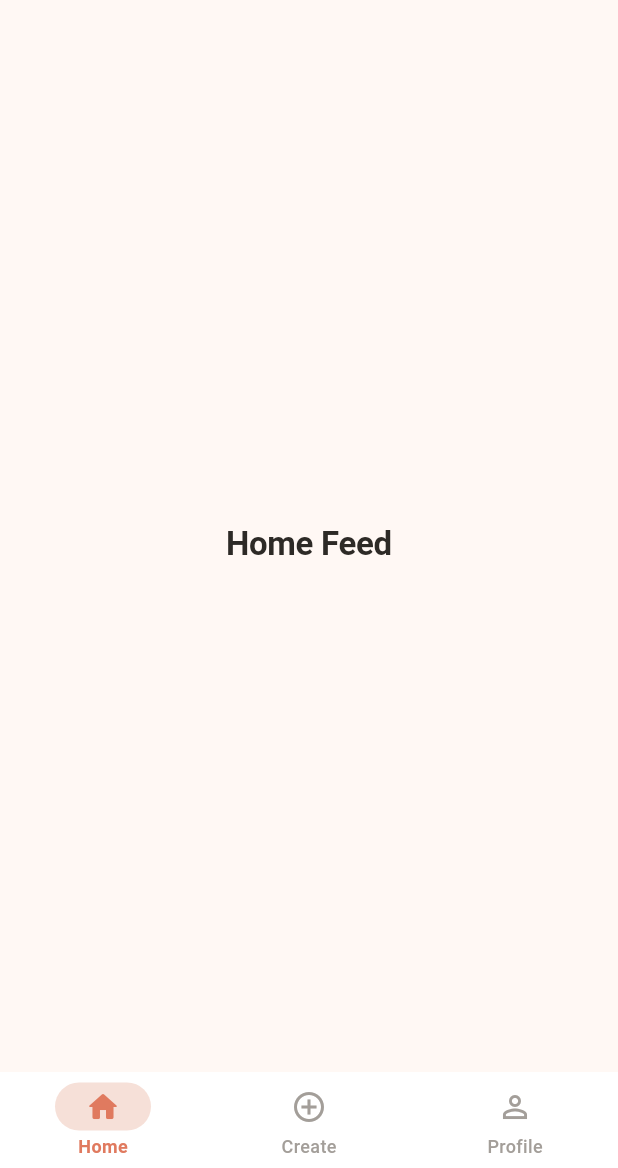
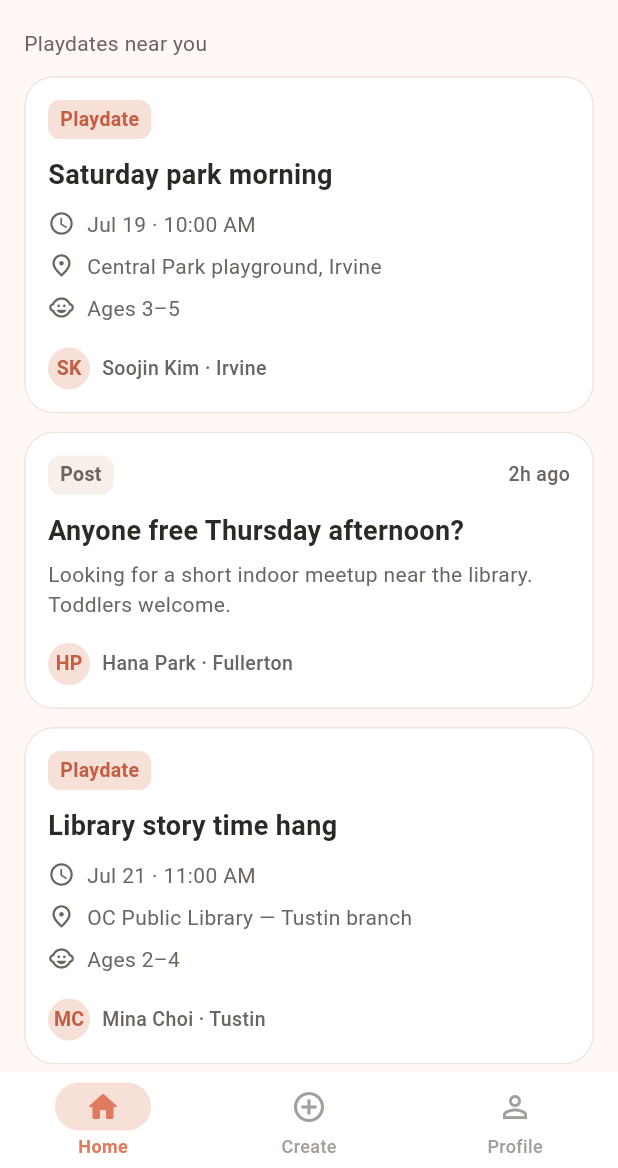
Before and after one commit to zakarbrnd-byte/MOMO, a Flutter app: the screen it shows after launch, on a phone screen of 412 x 824 dp, the part 68-1236 px from its top. Run offline on Flutter 3.47's test engine with Material 3 defaults, Android fonts, the phone set to English and light mode, and no system bars; our stand-ins replace flutter_riverpod.

Commit message:
Add Home Feed with mixed mock playdate and post cards.
Vertical scrolling feed of PlaydateCard and PostCard from local
mock data — warm MOMO UI, no backend.

Co-authored-by: zakarbrnd-byte <zakarbrnd-byte@users.noreply.github.com>

```diff
--- /dev/null
+++ b/lib/data/mock/mock_feed.dart
@@ -0,0 +1,124 @@
+import '../models/feed_item.dart';
+import '../models/mom_user.dart';
+import '../models/playdate.dart';
+import '../models/post.dart';
+
+/// Local mock moms for SoCal playdate matching.
+abstract final class MockUsers {
+  static const soojin = MomUser(
+    id: 'u_soojin',
+    displayName: 'Soojin Kim',
+    neighborhood: 'Irvine',
+  );
+
+  static const hana = MomUser(
+    id: 'u_hana',
+    displayName: 'Hana Park',
+    neighborhood: 'Fullerton',
+  );
+
+  static const yuna = MomUser(
+    id: 'u_yuna',
+    displayName: 'Yuna Lee',
+    neighborhood: 'Buena Park',
+  );
+
+  static const mina = MomUser(
+    id: 'u_mina',
+    displayName: 'Mina Choi',
+    neighborhood: 'Tustin',
+  );
+
+  static const jieun = MomUser(
+    id: 'u_jieun',
+    displayName: 'Jieun Han',
+    neighborhood: 'Orange',
+  );
+}
+
+/// Mixed Home Feed — mock only, no backend.
+abstract final class MockFeed {
+  /// Stable "now" so relative post times stay readable in demos/tests.
+  static final DateTime now = DateTime(2026, 7, 17, 18, 0);
+
+  static final List<FeedItem> items = [
+    PlaydateFeedItem(
+      Playdate(
+        id: 'pd_park_morning',
+        title: 'Saturday park morning',
+        startsAt: DateTime(2026, 7, 19, 10, 0),
+        location: 'Central Park playground, Irvine',
+        host: MockUsers.soojin,
+        ageRange: '3–5',
+      ),
+    ),
+    PostFeedItem(
+      Post(
+        id: 'post_thursday',
+        title: 'Anyone free Thursday afternoon?',
+        body:
+            'Looking for a short indoor meetup near the library. Toddlers welcome.',
+        author: MockUsers.hana,
+        createdAt: now.subtract(const Duration(hours: 2)),
+      ),
+    ),
+    PlaydateFeedItem(
+      Playdate(
+        id: 'pd_library_story',
+        title: 'Library story time hang',
+        startsAt: DateTime(2026, 7, 21, 11, 0),
+        location: 'OC Public Library — Tustin branch',
+        host: MockUsers.mina,
+        ageRange: '2–4',
+      ),
+    ),
+    PostFeedItem(
+      Post(
+        id: 'post_new_to_area',
+        title: 'New to Fullerton — say hi?',
+        body:
+            'We just moved. Would love to meet other moms with kids under 5.',
+        author: MockUsers.yuna,
+        createdAt: now.subtract(const Duration(hours: 5)),
+      ),
+    ),
+    PlaydateFeedItem(
+      Playdate(
+        id: 'pd_picnic',
+        title: 'Weekday picnic + bubbles',
+        startsAt: DateTime(2026, 7, 22, 16, 30),
+        location: 'Peters Canyon picnic lawn',
+        host: MockUsers.jieun,
+        ageRange: '4–7',
+      ),
+    ),
+    PostFeedItem(
+      Post(
+        id: 'post_swim',
+        title: 'Swim class carpool?',
+        body: 'Tuesday 9am Lessons in Irvine. One seat left if anyone is going.',
+        author: MockUsers.soojin,
+        createdAt: now.subtract(const Duration(days: 1, hours: 3)),
+      ),
+    ),
+    PlaydateFeedItem(
+      Playdate(
+        id: 'pd_cafe',
+        title: 'Quiet cafe playdate',
+        startsAt: DateTime(2026, 7, 23, 14, 0),
+        location: 'Morning Lavender Cafe, Orange',
+        host: MockUsers.hana,
+        ageRange: '0–3',
+      ),
+    ),
+    PostFeedItem(
+      Post(
+        id: 'post_rainy',
+        title: 'Rainy-day ideas near Buena Park',
+        body: 'Indoor playground recs that aren’t too crowded on weekends?',
+        author: MockUsers.yuna,
+        createdAt: now.subtract(const Duration(days: 2)),
+      ),
+    ),
+  ];
+}
--- /dev/null
+++ b/lib/data/models/feed_item.dart
@@ -0,0 +1,27 @@
+import 'playdate.dart';
+import 'post.dart';
+
+/// A single Home Feed row — either a playdate or a post.
+sealed class FeedItem {
+  const FeedItem();
+
+  String get id;
+}
+
+final class PlaydateFeedItem extends FeedItem {
+  const PlaydateFeedItem(this.playdate);
+
+  final Playdate playdate;
+
+  @override
+  String get id => playdate.id;
+}
+
+final class PostFeedItem extends FeedItem {
+  const PostFeedItem(this.post);
+
+  final Post post;
+
+  @override
+  String get id => post.id;
+}
--- /dev/null
+++ b/lib/features/home/home_feed_screen.dart
@@ -0,0 +1,100 @@
+import 'package:flutter/material.dart';
+
+import '../../core/theme/app_spacing.dart';
+import '../../core/theme/app_typography.dart';
+import '../../data/mock/mock_feed.dart';
+import '../../data/models/feed_item.dart';
+import '../../shared/widgets/cards/playdate_card.dart';
+import '../../shared/widgets/cards/post_card.dart';
+
+/// Home Feed — vertical mix of playdate and post cards (mock data).
+class HomeFeedScreen extends StatelessWidget {
+  const HomeFeedScreen({
+    super.key,
+    this.items,
+    this.now,
+  });
+
+  /// Defaults to [MockFeed.items]. Override in tests.
+  final List<FeedItem>? items;
+
+  /// Clock for relative post timestamps.
+  final DateTime? now;
+
+  @override
+  Widget build(BuildContext context) {
+    final feed = items ?? MockFeed.items;
+    final clock = now ?? MockFeed.now;
+
+    return Scaffold(
+      appBar: AppBar(
+        title: const Text('MOMO'),
+      ),
+      body: feed.isEmpty
+          ? const _EmptyFeed()
+          : CustomScrollView(
+              slivers: [
+                const SliverToBoxAdapter(
+                  child: Padding(
+                    padding: EdgeInsets.fromLTRB(
+                      AppSpacing.page,
+                      AppSpacing.sm,
+                      AppSpacing.page,
+                      AppSpacing.md,
+                    ),
+                    child: Text(
+                      'Playdates near you',
+                      style: AppTypography.bodySecondary,
+                    ),
+                  ),
+                ),
+                SliverPadding(
+                  padding: const EdgeInsets.fromLTRB(
+                    AppSpacing.page,
+                    0,
+                    AppSpacing.page,
+                    AppSpacing.xl,
+                  ),
+                  sliver: SliverList.separated(
+                    itemCount: feed.length,
+                    separatorBuilder: (_, __) =>
+                        const SizedBox(height: AppSpacing.cardGap),
+                    itemBuilder: (context, index) {
+                      final item = feed[index];
+                      return switch (item) {
+                        PlaydateFeedItem(:final playdate) => PlaydateCard(
+                            key: ValueKey(item.id),
+                            playdate: playdate,
+                          ),
+                        PostFeedItem(:final post) => PostCard(
+                            key: ValueKey(item.id),
+                            post: post,
+                            now: clock,
+                          ),
+                      };
+                    },
+                  ),
+                ),
+              ],
+            ),
+    );
+  }
+}
+
+class _EmptyFeed extends StatelessWidget {
+  const _EmptyFeed();
+
+  @override
+  Widget build(BuildContext context) {
+    return const Center(
+      child: Padding(
+        padding: AppSpacing.pageInsets,
+        child: Text(
+          'No cards yet.\nCreate a playdate or post to get started.',
+          textAlign: TextAlign.center,
+          style: AppTypography.bodySecondary,
+        ),
+      ),
+    );
+  }
+}
--- a/lib/features/home/home_placeholder_screen.dart
+++ /dev/null
@@ -1,19 +0,0 @@
-import 'package:flutter/material.dart';
-
-/// Placeholder — Home Feed feature not built yet.
-class HomePlaceholderScreen extends StatelessWidget {
-  const HomePlaceholderScreen({super.key});
-
-  @override
-  Widget build(BuildContext context) {
-    return Scaffold(
-      appBar: AppBar(title: const Text('MOMO')),
-      body: Center(
-        child: Text(
-          'Home Feed',
-          style: Theme.of(context).textTheme.headlineMedium,
-        ),
-      ),
-    );
-  }
-}
--- a/lib/navigation/main_shell.dart
+++ b/lib/navigation/main_shell.dart
@@ -1,7 +1,7 @@
 import 'package:flutter/material.dart';
 
 import '../features/create/create_placeholder_screen.dart';
-import '../features/home/home_placeholder_screen.dart';
+import '../features/home/home_feed_screen.dart';
 import '../features/profile/profile_placeholder_screen.dart';
 
 /// Bottom navigation: Home · Create · Profile (CLAUDE.md).
@@ -39,7 +39,7 @@ class _MainShellState extends State<MainShell> {
       body: IndexedStack(
         index: _index,
         children: const [
-          HomePlaceholderScreen(),
+          HomeFeedScreen(),
           CreatePlaceholderScreen(),
           ProfilePlaceholderScreen(),
         ],
```
Also changed, not shown: 3 other files.
